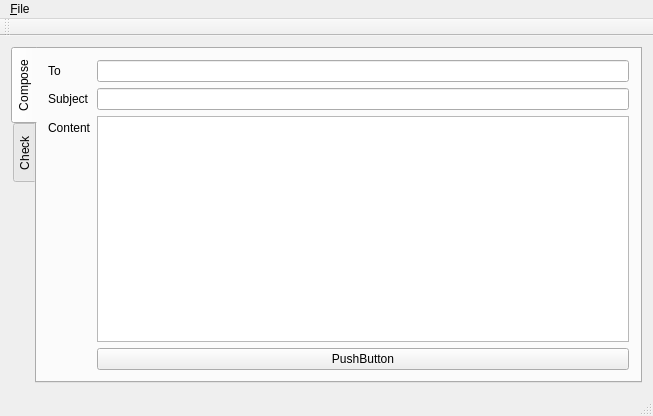
This is mainwindow.ui in cygnaw/MailBox as Qt 5 draws it before an edit. The edited form follows.
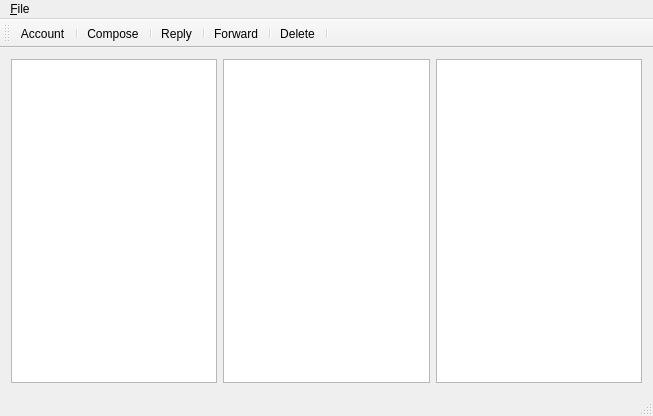
This is the edited form. Icons and pictures are not drawn.

Patch:
```diff
--- a/mainwindow.ui
+++ b/mainwindow.ui
@@ -16,90 +16,22 @@
   <widget class="QWidget" name="centralWidget">
    <layout class="QGridLayout" name="gridLayout">
     <item row="0" column="0">
-     <widget class="QTabWidget" name="tabWidget">
-      <property name="inputMethodHints">
-       <set>Qt::ImhNone</set>
+     <widget class="QTreeView" name="treeView">
+      <property name="contextMenuPolicy">
+       <enum>Qt::CustomContextMenu</enum>
       </property>
-      <property name="tabPosition">
-       <enum>QTabWidget::West</enum>
+     </widget>
+    </item>
+    <item row="0" column="1">
+     <widget class="QTableView" name="tableView">
+      <property name="contextMenuPolicy">
+       <enum>Qt::CustomContextMenu</enum>
       </property>
-      <property name="currentIndex">
-       <number>0</number>
-      </property>
-      <widget class="QWidget" name="tab">
-       <attribute name="title">
-        <string>Compose</string>
-       </attribute>
-       <layout class="QFormLayout" name="formLayout">
-        <item row="0" column="0">
-         <widget class="QLabel" name="label">
-          <property name="text">
-           <string>To</string>
-          </property>
-          <property name="buddy">
-           <cstring>lineEdit</cstring>
-          </property>
-         </widget>
-        </item>
-        <item row="0" column="1">
-         <widget class="QLineEdit" name="lineEdit"/>
-        </item>
-        <item row="1" column="0">
-         <widget class="QLabel" name="label_2">
-          <property name="text">
-           <string>Subject</string>
-          </property>
-          <property name="buddy">
-           <cstring>lineEdit_2</cstring>
-          </property>
-         </widget>
-        </item>
-        <item row="1" column="1">
-         <widget class="QLineEdit" name="lineEdit_2"/>
-        </item>
-        <item row="2" column="0">
-         <widget class="QLabel" name="label_3">
-          <property name="text">
-           <string>Content</string>
-          </property>
-          <property name="buddy">
-           <cstring>textEdit</cstring>
-          </property>
-         </widget>
-        </item>
-        <item row="2" column="1">
-         <widget class="QTextEdit" name="textEdit">
-          <property name="sizePolicy">
-           <sizepolicy hsizetype="Expanding" vsizetype="Expanding">
-            <horstretch>0</horstretch>
-            <verstretch>0</verstretch>
-           </sizepolicy>
-          </property>
-          <property name="inputMethodHints">
-           <set>Qt::ImhNone</set>
-          </property>
-          <property name="sizeAdjustPolicy">
-           <enum>QAbstractScrollArea::AdjustIgnored</enum>
-          </property>
-         </widget>
-        </item>
-        <item row="3" column="1">
-         <widget class="QPushButton" name="pushButton">
-          <property name="text">
-           <string>PushButton</string>
-          </property>
-         </widget>
-        </item>
-       </layout>
-      </widget>
-      <widget class="QWidget" name="tab_2">
-       <attribute name="title">
-        <string>Check</string>
-       </attribute>
-       <layout class="QGridLayout" name="gridLayout_2"/>
-      </widget>
      </widget>
     </item>
+    <item row="0" column="2">
+     <widget class="QTextBrowser" name="textBrowser"/>
+    </item>
    </layout>
   </widget>
   <widget class="QMenuBar" name="menuBar">
@@ -125,8 +57,78 @@
    <attribute name="toolBarBreak">
     <bool>false</bool>
    </attribute>
+   <addaction name="actionAccount"/>
+   <addaction name="separator"/>
+   <addaction name="actionCompose"/>
+   <addaction name="separator"/>
+   <addaction name="actionReply"/>
+   <addaction name="separator"/>
+   <addaction name="actionForward"/>
+   <addaction name="separator"/>
+   <addaction name="actionDelete"/>
+   <addaction name="separator"/>
   </widget>
   <widget class="QStatusBar" name="statusBar"/>
+  <action name="actionAccount">
+   <property name="icon">
+    <iconset resource="icon.qrc">
+     <normaloff>:/new/prefix1/icons/setting.ico</normaloff>:/new/prefix1/icons/setting.ico</iconset>
+   </property>
+   <property name="text">
+    <string>Account</string>
+   </property>
+   <property name="toolTip">
+    <string>账户设置</string>
+   </property>
+  </action>
+  <action name="actionCompose">
+   <property name="icon">
+    <iconset resource="icon.qrc">
+     <normaloff>:/new/prefix1/icons/compose.ico</normaloff>:/new/prefix1/icons/compose.ico</iconset>
+   </property>
+   <property name="text">
+    <string>Compose</string>
+   </property>
+   <property name="toolTip">
+    <string>写邮件</string>
+   </property>
+  </action>
+  <action name="actionReply">
+   <property name="icon">
+    <iconset resource="icon.qrc">
+     <normaloff>:/new/prefix1/icons/reply.ico</normaloff>:/new/prefix1/icons/reply.ico</iconset>
+   </property>
+   <property name="text">
+    <string>Reply</string>
+   </property>
+   <property name="toolTip">
+    <string>回复邮件</string>
+   </property>
+  </action>
+  <action name="actionDelete">
+   <property name="icon">
+    <iconset resource="icon.qrc">
+     <normaloff>:/new/prefix1/icons/delete.ico</normaloff>:/new/prefix1/icons/delete.ico</iconset>
+   </property>
+   <property name="text">
+    <string>Delete</string>
+   </property>
+   <property name="toolTip">
+    <string>删除邮件</string>
+   </property>
+  </action>
+  <action name="actionForward">
+   <property name="icon">
+    <iconset resource="icon.qrc">
+     <normaloff>:/new/prefix1/icons/forward.ico</normaloff>:/new/prefix1/icons/forward.ico</iconset>
+   </property>
+   <property name="text">
+    <string>Forward</string>
+   </property>
+   <property name="toolTip">
+    <string>转发邮件</string>
+   </property>
+  </action>
  </widget>
  <layoutdefault spacing="6" margin="11"/>
  <resources/>
```
Left out of the diff: 4 changed lines with no effect on the pictures.
